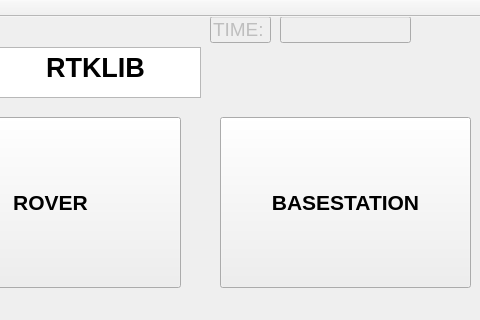
The window that RTKBASE/mainwindow.ui (Francklin2/RTKLIB_Touchscreen_GUI) describes before a commit, drawn with Qt 5; both pictures show x 100 to 580 and y 0 to 320 of the 800 by 480 pixel window.
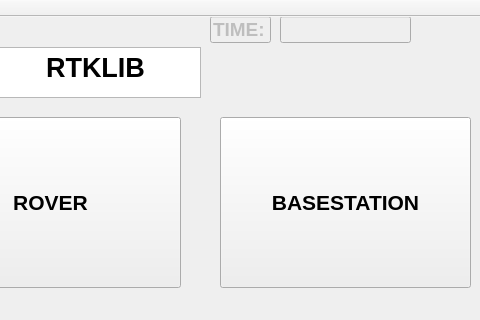
The same window after the commit.

Commit message: Minor graphic change (wrong character size, wrong textbox size for 5 inch screen)

Diff of the .ui file:
```diff
--- a/RTKBASE/mainwindow.ui
+++ b/RTKBASE/mainwindow.ui
@@ -69,6 +69,8 @@
     <property name="font">
      <font>
       <pointsize>14</pointsize>
+      <weight>75</weight>
+      <bold>true</bold>
      </font>
     </property>
     <property name="text">
```
Left out of the diff: 25 changed lines with no effect on the pictures. The commit also changes 3 other files.
